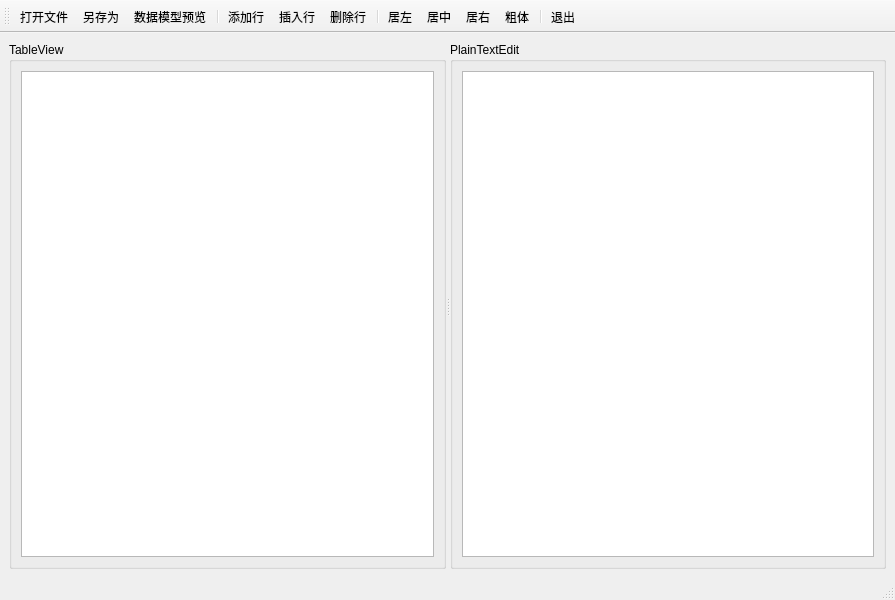
wlnetman/Qt59_cpp_dev_guide, file samp5_3/mainwindow.ui: the form before one commit.
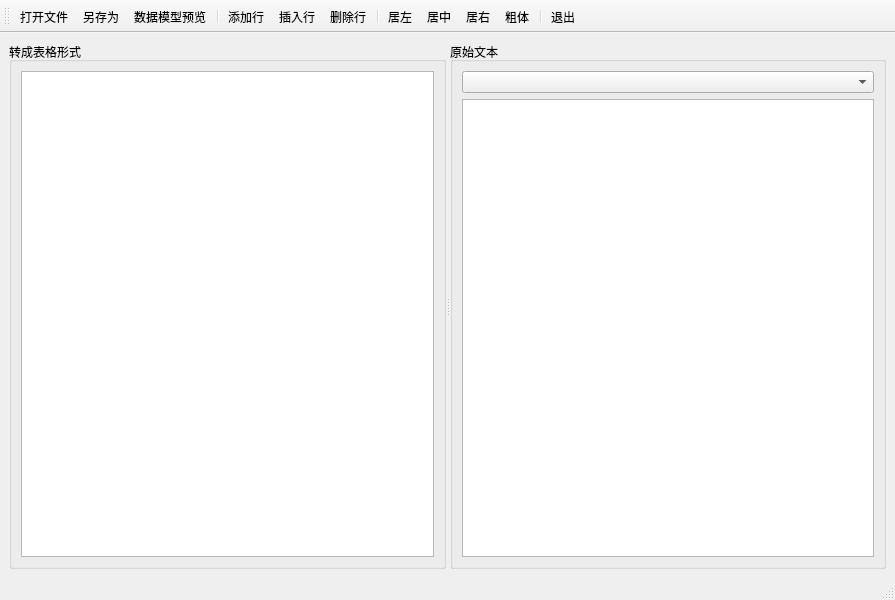
The form after the commit. Icons and pictures are not drawn.

Diff of the .ui file:
```diff
--- a/samp5_3/mainwindow.ui
+++ b/samp5_3/mainwindow.ui
@@ -22,7 +22,7 @@
       </property>
       <widget class="QGroupBox" name="groupBox">
        <property name="title">
-        <string>TableView</string>
+        <string>转成表格形式</string>
        </property>
        <layout class="QHBoxLayout" name="horizontalLayout">
         <item>
@@ -32,9 +32,12 @@
       </widget>
       <widget class="QGroupBox" name="groupBox_2">
        <property name="title">
-        <string>PlainTextEdit</string>
+        <string>原始文本</string>
        </property>
-       <layout class="QHBoxLayout" name="horizontalLayout_2">
+       <layout class="QVBoxLayout" name="verticalLayout">
+        <item>
+         <widget class="QComboBox" name="comboBox"/>
+        </item>
         <item>
          <widget class="QPlainTextEdit" name="plainTextEdit"/>
         </item>
```
